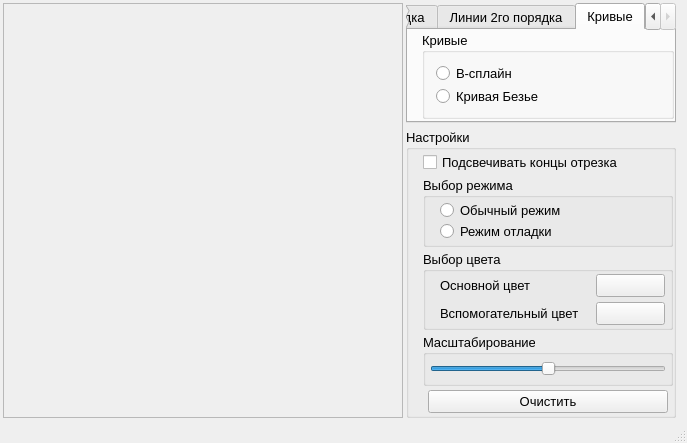
First picture: the form in mainwindow.ui, repository asvitenkov/GIIS, before the edit.
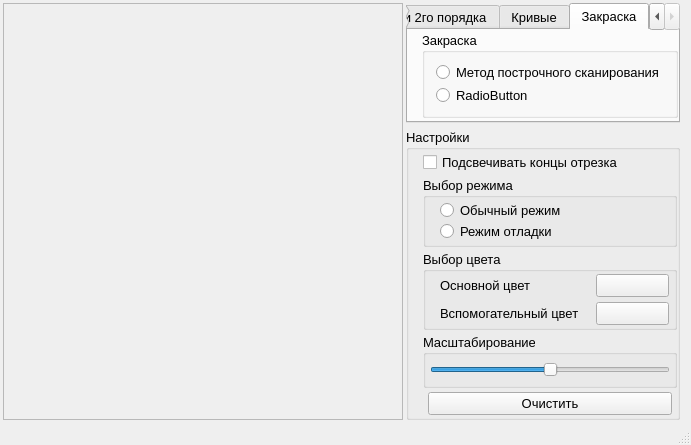
Second picture: the form after the edit.

What changed in the file:
```diff
--- a/mainwindow.ui
+++ b/mainwindow.ui
@@ -7,7 +7,7 @@
     <x>0</x>
     <y>0</y>
     <width>687</width>
-    <height>443</height>
+    <height>445</height>
    </rect>
   </property>
   <property name="windowTitle">
@@ -89,7 +89,7 @@
          <enum>QTabWidget::Rounded</enum>
         </property>
         <property name="currentIndex">
-         <number>2</number>
+         <number>3</number>
         </property>
         <property name="documentMode">
          <bool>false</bool>
@@ -308,6 +308,51 @@
           </item>
          </layout>
         </widget>
+        <widget class="QWidget" name="algorithmFillingArea">
+         <attribute name="title">
+          <string>Закраска</string>
+         </attribute>
+         <layout class="QGridLayout" name="gridLayout_13">
+          <property name="leftMargin">
+           <number>14</number>
+          </property>
+          <property name="topMargin">
+           <number>2</number>
+          </property>
+          <property name="rightMargin">
+           <number>0</number>
+          </property>
+          <property name="bottomMargin">
+           <number>3</number>
+          </property>
+          <property name="spacing">
+           <number>0</number>
+          </property>
+          <item row="0" column="0">
+           <widget class="QGroupBox" name="groupBox_4">
+            <property name="title">
+             <string>Закраска</string>
+            </property>
+            <layout class="QGridLayout" name="gridLayout_14">
+             <item row="0" column="0">
+              <widget class="QRadioButton" name="radioBtnLineFilling">
+               <property name="text">
+                <string>Метод построчного сканирования</string>
+               </property>
+              </widget>
+             </item>
+             <item row="1" column="0">
+              <widget class="QRadioButton" name="radioButton_2">
+               <property name="text">
+                <string>RadioButton</string>
+               </property>
+              </widget>
+             </item>
+            </layout>
+           </widget>
+          </item>
+         </layout>
+        </widget>
        </widget>
       </item>
       <item>
```
